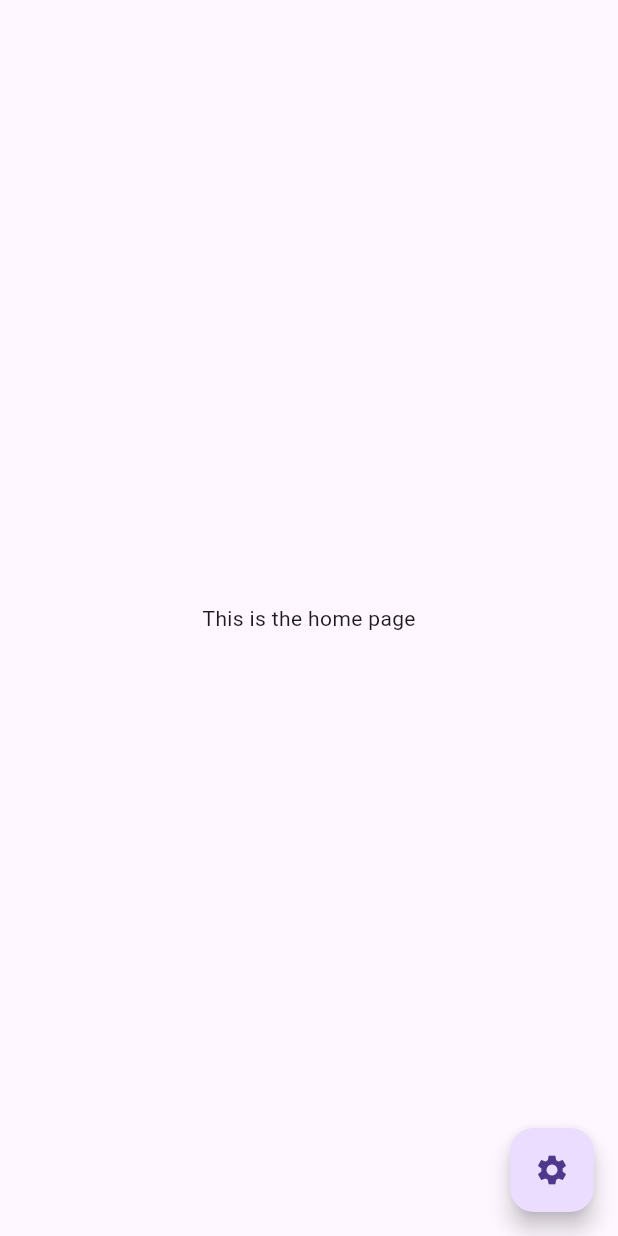
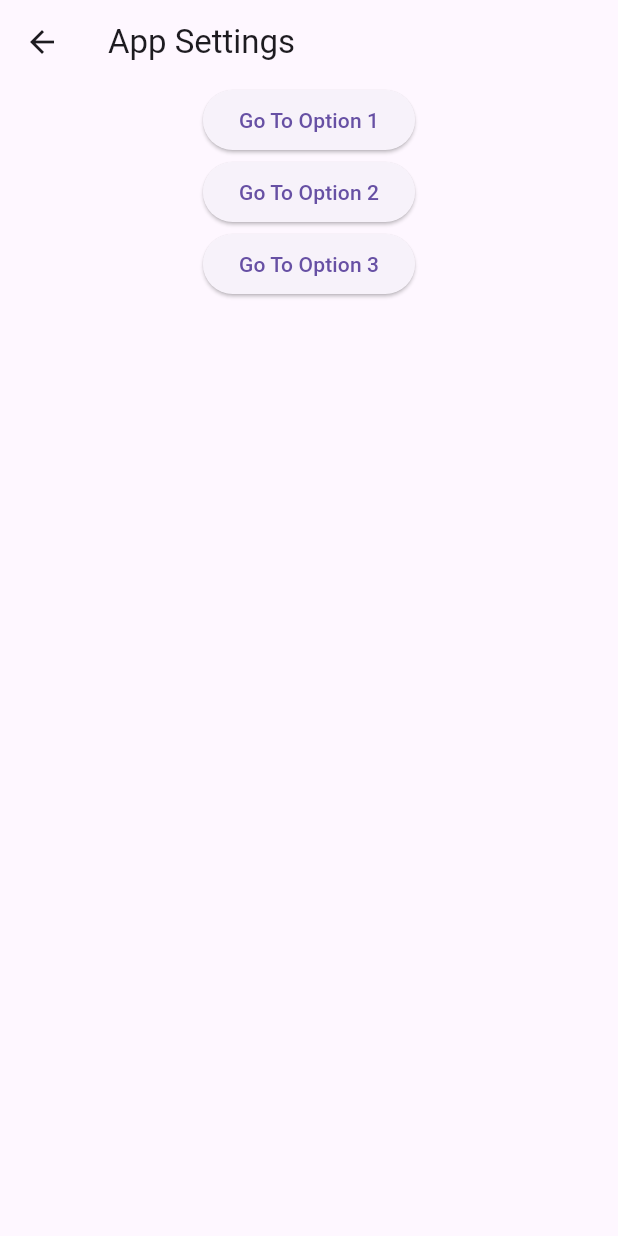
Before and after one commit to tmaurer-nait/dmit-2504-a02-winter-2025-instructor-workbook, a Flutter app: the screen it shows after launch, after a tap on the "settings" icon, on a phone screen of 412 x 824 dp. Run offline on Flutter 3.47's test engine with Material 3 defaults, Android fonts, the phone set to English and light mode, and no system bars.

Commit message:
finished nested nav

```diff
--- a/navigation/nested_nav/lib/main.dart
+++ b/navigation/nested_nav/lib/main.dart
@@ -1,5 +1,6 @@
 import 'package:flutter/material.dart';
 import 'package:nested_nav/pages/home_page.dart';
+import 'package:nested_nav/pages/settings_manager.dart';
 
 void main() {
   runApp(const MainApp());
@@ -21,11 +22,19 @@ class MainApp extends StatelessWidget {
 
         // switching on settings.name allows us to check the route name
         switch (settings.name) {
+          // Home page by default
           case '/':
             page = HomePage();
 
             break;
+
+          // This case matches any settings.name that starts with settings
+          // This allows us to route to /settings/home, or /settings/option-1 etc.
+          case String name when name.startsWith('/settings'):
+            page = SettingsManager(initialRoute: settings.name!.substring(9));
+            break;
           default:
+            throw Exception('Unknown Route: ${settings.name}');
         }
 
         // At the end return the selected page in a route
--- a/navigation/nested_nav/lib/pages/home_page.dart
+++ b/navigation/nested_nav/lib/pages/home_page.dart
@@ -10,7 +10,7 @@ class HomePage extends StatelessWidget {
       // A button that hovers in the bottom right at all times
       floatingActionButton: FloatingActionButton(
         onPressed: () {
-          // TODO: Route to settings
+          Navigator.of(context).pushNamed('/settings/');
         },
         child: Icon(Icons.settings),
       ),
--- a/navigation/nested_nav/lib/pages/settings/settings_home.dart
+++ b/navigation/nested_nav/lib/pages/settings/settings_home.dart
@@ -0,0 +1,35 @@
+import 'package:flutter/material.dart';
+
+class SettingsHomePage extends StatelessWidget {
+  const SettingsHomePage({super.key});
+
+  @override
+  Widget build(BuildContext context) {
+    return Scaffold(
+      body: Center(
+        child: Column(
+          children: [
+            ElevatedButton(
+              onPressed: () {
+                Navigator.of(context).pushNamed('/option-1');
+              },
+              child: Text('Go To Option 1'),
+            ),
+            ElevatedButton(
+              onPressed: () {
+                Navigator.of(context).pushNamed('/option-2');
+              },
+              child: Text('Go To Option 2'),
+            ),
+            ElevatedButton(
+              onPressed: () {
+                Navigator.of(context).pushNamed('/option-3');
+              },
+              child: Text('Go To Option 3'),
+            ),
+          ],
+        ),
+      ),
+    );
+  }
+}
--- a/navigation/nested_nav/lib/pages/settings_manager.dart
+++ b/navigation/nested_nav/lib/pages/settings_manager.dart
@@ -1,39 +1,67 @@
 import 'package:flutter/material.dart';
+import 'package:nested_nav/pages/settings/option_1.dart';
+import 'package:nested_nav/pages/settings/option_2.dart';
+import 'package:nested_nav/pages/settings/option_3.dart';
+import 'package:nested_nav/pages/settings/settings_home.dart';
 
 // This widget's whole purpose is to contain the sub-navigator
 // for all pages related to settings
 class SettingsManager extends StatefulWidget {
-  const SettingsManager({super.key});
+  final String initialRoute;
+
+  const SettingsManager({super.key, required this.initialRoute});
 
   @override
   State<SettingsManager> createState() => _SettingsManagerState();
 }
 
 class _SettingsManagerState extends State<SettingsManager> {
+  // I will use this key to directly reference the sub-navigator (similarly to forms)
+  final _navigatorKey = GlobalKey<NavigatorState>();
+
   @override
   Widget build(BuildContext context) {
     return Scaffold(
+      appBar: AppBar(
+        title: Text("App Settings"),
+        leading: IconButton(
+          onPressed: () {
+            // Here I will override the back button logic to utilize my sub-navigator
+            if (_navigatorKey.currentState!.canPop()) {
+              // If there is anything on my sub-navigator stack pop that
+              _navigatorKey.currentState!.pop();
+            } else {
+              // Otherwise pop from the main navigator
+              Navigator.of(context).pop();
+            }
+          },
+          icon: Icon(Icons.arrow_back),
+        ),
+      ),
       body: Navigator(
+        key: _navigatorKey,
+        initialRoute: widget.initialRoute,
         onGenerateRoute: (settings) {
           late Widget page;
 
           switch (settings.name) {
-            case '/home':
-              // TODO: Route to Settings Home
+            case '/':
+              page = SettingsHomePage();
               break;
 
             case '/option-1':
-              // TODO: Route to Option 1
+              page = Option1Page();
               break;
 
             case '/option-2':
-              // TODO: Route to Option 2
+              page = Option2Page();
               break;
 
             case '/option-3':
-              // TODO: Route to Option 3
+              page = Option3Page();
               break;
             default:
+              throw Exception('Unknown Route: ${settings.name}');
           }
 
           return MaterialPageRoute(builder: (context) => page);
```
Also changed, not shown: navigation/nested_nav/lib/pages/settings/option_1.dart (+10 -0 lines), navigation/nested_nav/lib/pages/settings/option_2.dart (+10 -0 lines), navigation/nested_nav/lib/pages/settings/option_3.dart (+10 -0 lines), 1 other file.
